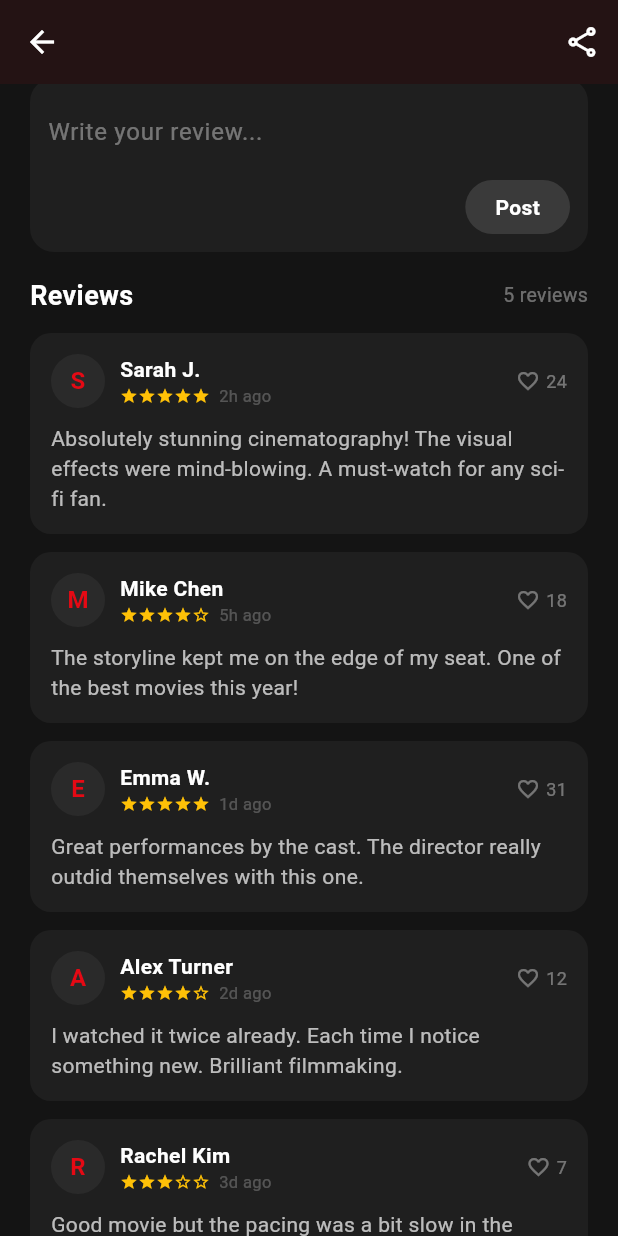
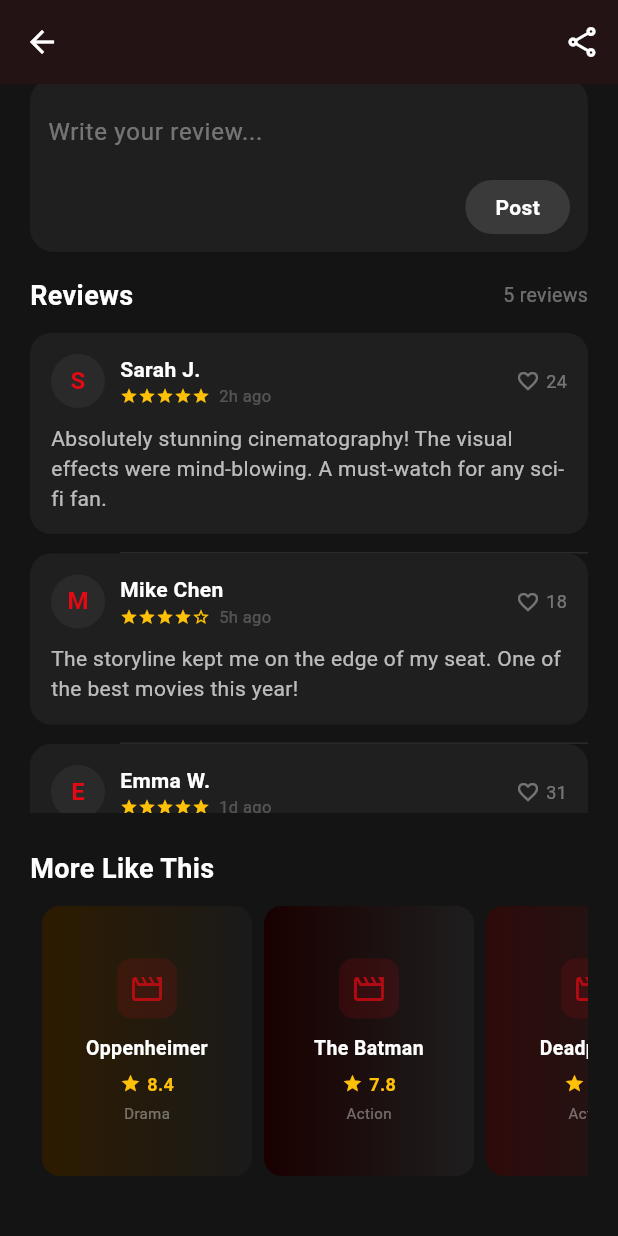
Before and after one commit to devTechs001/cinemaFlix-flutter, a Flutter app: the MovieDetailScreen screen opened directly with sample values from the repository, scrolled down 959 dp, on a phone screen of 412 x 824 dp. Run offline on Flutter 3.47's test engine with Material 3 defaults, Android fonts, the light colour scheme and no system bars; our stand-ins replace chewie, flutter_dotenv, package_info_plus, permission_handler, share_plus, shared_preferences and 2 more; accounts and stored records are empty.

Commit message:
Constrain comments section to scrollable panel with fixed height

```diff
--- a/lib/screens/movie_detail_screen.dart
+++ b/lib/screens/movie_detail_screen.dart
@@ -335,7 +335,26 @@ class _MovieDetailScreenState extends State<MovieDetailScreen>
                     ],
                   ),
                   const SizedBox(height: 12),
-                  ..._comments.asMap().entries.map((e) => _buildCommentCard(e.value, e.key)),
+                  if (_comments.isEmpty)
+                    Padding(
+                      padding: const EdgeInsets.symmetric(vertical: 20),
+                      child: Center(
+                        child: Text('No reviews yet. Be the first!', style: TextStyle(color: Colors.white.withAlpha(80), fontSize: 14)),
+                      ),
+                    )
+                  else
+                    SizedBox(
+                      height: 320,
+                      child: Scrollbar(
+                        child: ListView.separated(
+                          physics: const BouncingScrollPhysics(),
+                          padding: EdgeInsets.zero,
+                          itemCount: _comments.length,
+                          separatorBuilder: (_, _) => const Divider(color: Color(0xFF2A2A2A), height: 1, indent: 60),
+                          itemBuilder: (context, index) => _buildCommentCard(_comments[index], index),
+                        ),
+                      ),
+                    ),
                   const SizedBox(height: 24),
                   _buildMoreLikeThis(),
                   const SizedBox(height: 40),
```
